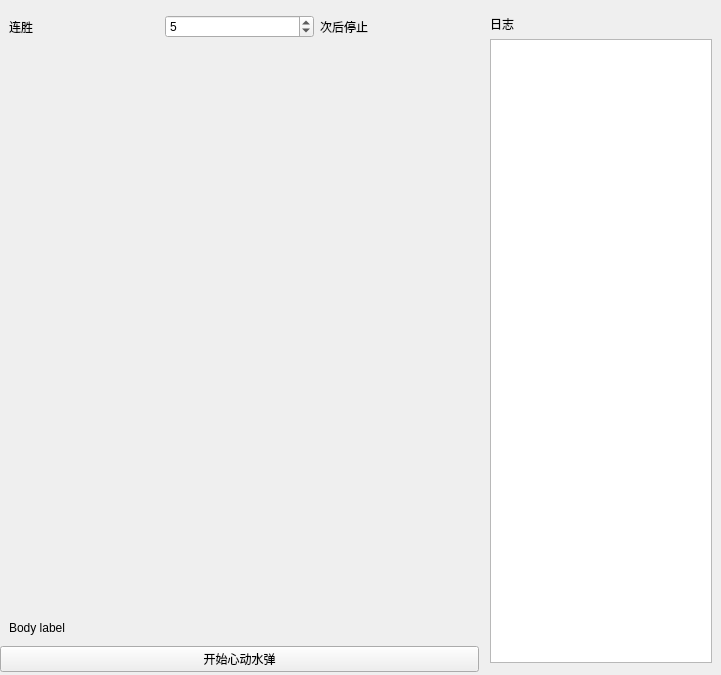
First picture: the form in app/ui/additional_features_interface.ui, repository LaoZhuJackson/SnowbreakAutoAssistant, before the edit.
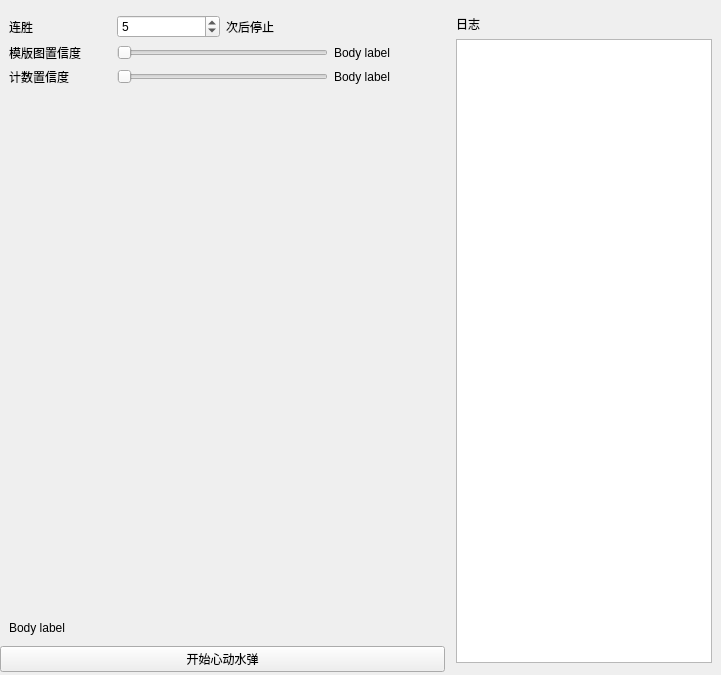
Second picture: the form after the edit. The open tabs and pages were chosen to show the change. Custom widgets are drawn as their Qt base class.

Commit message: 水弹添加置信度设置

Patch:
```diff
--- a/app/ui/additional_features_interface.ui
+++ b/app/ui/additional_features_interface.ui
@@ -613,7 +613,7 @@
       </layout>
      </widget>
         <widget class="QWidget" name="page_water_bomb">
-            <layout class="QGridLayout" name="gridLayout_13" columnstretch="2,1">
+            <layout class="QGridLayout" name="gridLayout_13" columnstretch="2,0">
                 <property name="leftMargin">
                     <number>0</number>
                 </property>
@@ -632,6 +632,50 @@
                 <item row="0" column="0">
                     <widget class="SimpleCardWidget" name="SimpleCardWidget_water_bomb">
                         <layout class="QGridLayout" name="gridLayout_12">
+                            <item row="3" column="0">
+                                <spacer name="verticalSpacer_4">
+                                    <property name="orientation">
+                                        <enum>Qt::Vertical</enum>
+                                    </property>
+                                    <property name="sizeHint" stdset="0">
+                                        <size>
+                                            <width>20</width>
+                                            <height>40</height>
+                                        </size>
+                                    </property>
+                                </spacer>
+                            </item>
+                            <item row="1" column="1" colspan="2">
+                                <widget class="Slider" name="Slider_template_threshold">
+                                    <property name="orientation">
+                                        <enum>Qt::Horizontal</enum>
+                                    </property>
+                                </widget>
+                            </item>
+                            <item row="4" column="0" colspan="3">
+                                <widget class="BodyLabel" name="BodyLabel_tip_water">
+                                    <property name="text">
+                                        <string>Body label</string>
+                                    </property>
+                                    <property name="textFormat">
+                                        <enum>Qt::MarkdownText</enum>
+                                    </property>
+                                </widget>
+                            </item>
+                            <item row="2" column="0">
+                                <widget class="BodyLabel" name="BodyLabel_29">
+                                    <property name="text">
+                                        <string>计数置信度</string>
+                                    </property>
+                                </widget>
+                            </item>
+                            <item row="2" column="1" colspan="2">
+                                <widget class="Slider" name="Slider_count_threshold">
+                                    <property name="orientation">
+                                        <enum>Qt::Horizontal</enum>
+                                    </property>
+                                </widget>
+                            </item>
                             <item row="0" column="1">
                                 <widget class="SpinBox" name="SpinBox_water_win_times">
                                     <property name="value">
@@ -639,16 +683,6 @@
                                     </property>
                                 </widget>
                             </item>
-                            <item row="1" column="0" colspan="2">
-                                <widget class="BodyLabel" name="BodyLabel_tip_action_2">
-                                    <property name="text">
-                                        <string/>
-                                    </property>
-                                    <property name="textFormat">
-                                        <enum>Qt::MarkdownText</enum>
-                                    </property>
-                                </widget>
-                            </item>
                             <item row="0" column="2">
                                 <widget class="BodyLabel" name="BodyLabel_26">
                                     <property name="text">
@@ -656,6 +690,13 @@
                                     </property>
                                 </widget>
                             </item>
+                            <item row="1" column="0">
+                                <widget class="BodyLabel" name="BodyLabel_28">
+                                    <property name="text">
+                                        <string>模版图置信度</string>
+                                    </property>
+                                </widget>
+                            </item>
                             <item row="0" column="0">
                                 <widget class="BodyLabel" name="BodyLabel_24">
                                     <property name="text">
@@ -663,27 +704,18 @@
                                     </property>
                                 </widget>
                             </item>
-                            <item row="2" column="0">
-                                <spacer name="verticalSpacer_4">
-                                    <property name="orientation">
-                                        <enum>Qt::Vertical</enum>
+                            <item row="1" column="3">
+                                <widget class="BodyLabel" name="BodyLabel_template_threshold">
+                                    <property name="text">
+                                        <string>Body label</string>
                                     </property>
-                                    <property name="sizeHint" stdset="0">
-                                        <size>
-                                            <width>20</width>
-                                            <height>40</height>
-                                        </size>
-                                    </property>
-                                </spacer>
+                                </widget>
                             </item>
-                            <item row="3" column="0" colspan="3">
-                                <widget class="BodyLabel" name="BodyLabel_tip_water">
+                            <item row="2" column="3">
+                                <widget class="BodyLabel" name="BodyLabel_count_threshold">
                                     <property name="text">
                                         <string>Body label</string>
                                     </property>
-                                    <property name="textFormat">
-                                        <enum>Qt::MarkdownText</enum>
-                                    </property>
                                 </widget>
                             </item>
                         </layout>
@@ -943,6 +975,11 @@
   <customwidget>
    <class>PrimaryPushButton</class>
    <extends>PushButton</extends>
+      <header>qfluentwidgets</header>
+  </customwidget>
+     <customwidget>
+         <class>Slider</class>
+         <extends>QSlider</extends>
    <header>qfluentwidgets</header>
   </customwidget>
   <customwidget>
```
Left out of the diff: 2 changed lines with no effect on the pictures. The commit also changes 8 other files.
